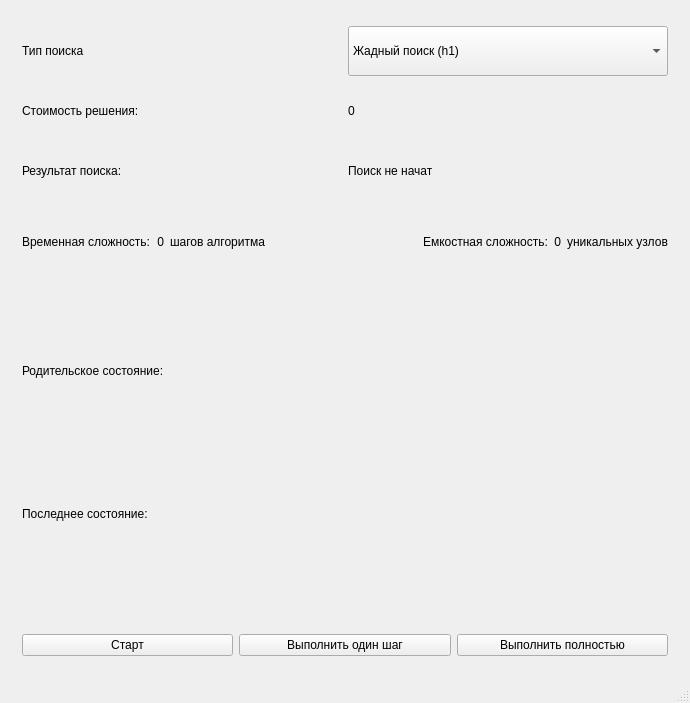
The window that AI/MainWindow.ui (GaussGun3000/AI) describes before a commit, drawn with Qt 5.
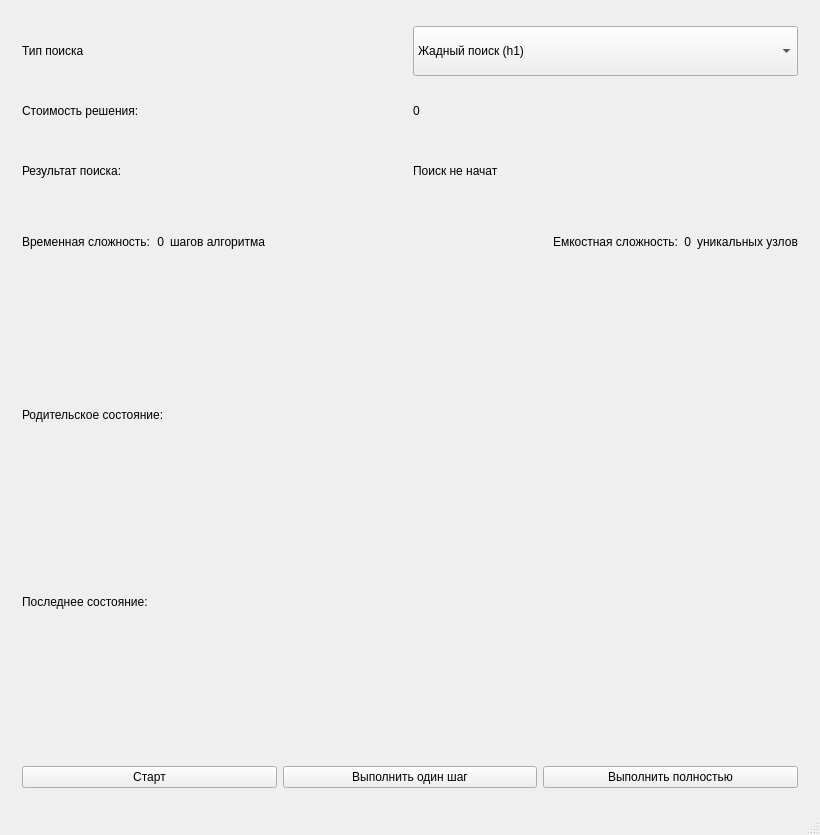
The same window after the commit.

Patch:
```diff
--- a/AI/MainWindow.ui
+++ b/AI/MainWindow.ui
@@ -6,8 +6,8 @@
    <rect>
     <x>0</x>
     <y>0</y>
-    <width>690</width>
-    <height>703</height>
+    <width>820</width>
+    <height>835</height>
    </rect>
   </property>
   <property name="windowTitle">
```
